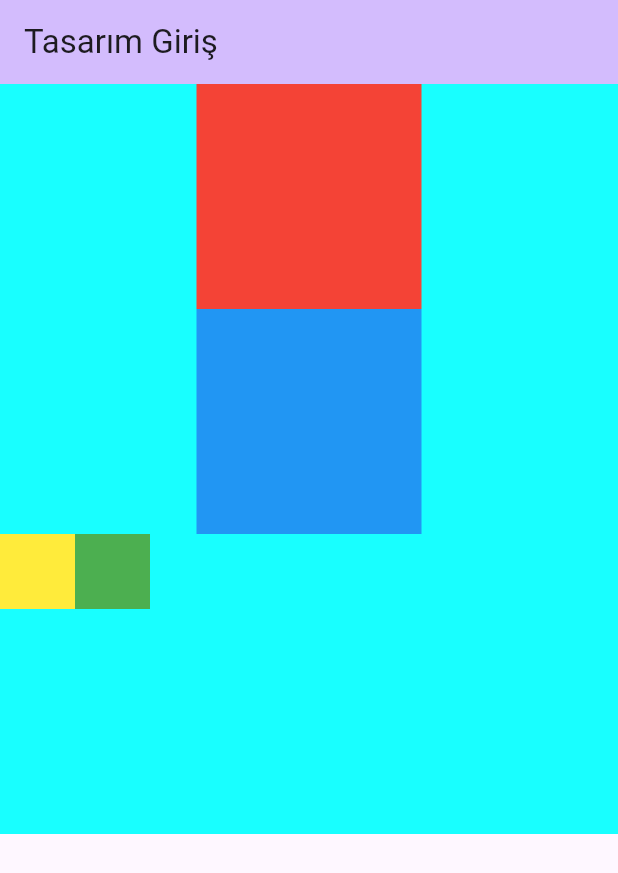
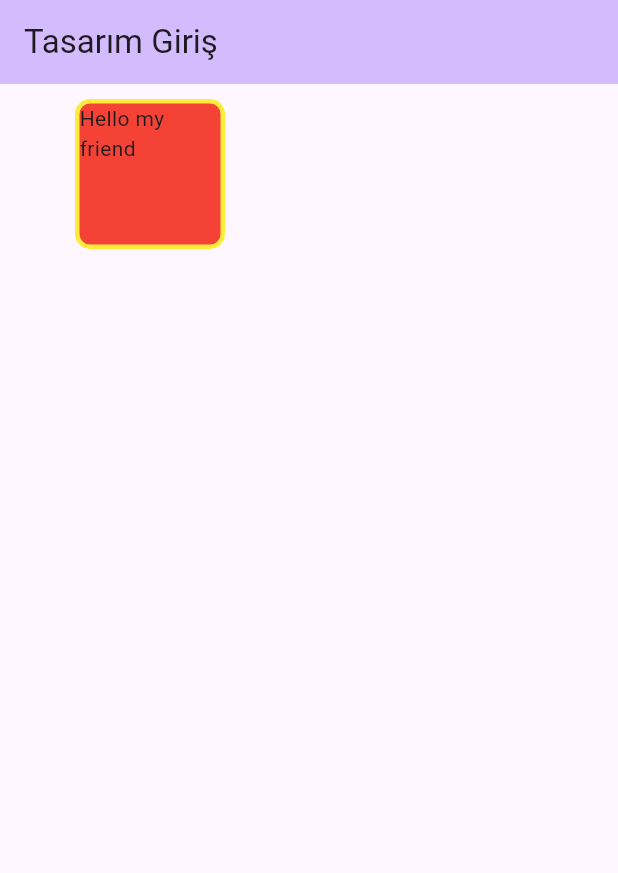
Before and after one commit to SERENGOKYILDIZ/FLUTTER_ANDROID_DESIGN, a Flutter app: the screen it shows after launch, on a phone screen of 412 x 824 dp. Shown: the top 873 px of the screen. Run offline on Flutter 3.47's test engine with Material 3 defaults, Android fonts, the phone set to English and light mode, and no system bars.

Commit message:
Learned Container

```diff
--- a/lib/main.dart
+++ b/lib/main.dart
@@ -37,21 +37,26 @@ class _MyHomePageState extends State<MyHomePage> {
         title: Text(widget.title),
       ),
       body:
-        Stack(
+        Row(
           children: [
-            Container(width: 500, height: 500, color: Colors.cyanAccent),
-            Column(
-              children: [
-                Container(width: 150, height: 150, color: Colors.red),
-                Container(width: 150, height: 150, color: Colors.blue),
-                Row(
-                  children: [
-                    Container(width: 50, height: 50, color: Colors.yellow),
-                    Container(width: 50, height: 50, color: Colors.green),
-                  ],
-                )
-              ],
-            )
+            Container(  //////-> Kutu görseli ekler
+              width: 100,                             //-> Genişlik
+              height: 100,                            //-> Yükseklik
+              //color:Colors.red,                       //-> Renk (Border varken onun içerisinde tanımla)
+              child: Text("Hello my friend"),         //-> İçerisine eklenen eleman
+              //margin: const EdgeInsets.all(10.0),     //-> Çevresine boşluk ekler
+              margin: const EdgeInsets.only(top:10, bottom: 20, left: 50, right: 100), //-> Çevresine boşluk ekler. 4 tarafa ayrı ayrı
+
+              decoration: BoxDecoration( //-> İçerisine kenar ekler
+                color: Colors.red,
+                border: Border.all(
+                  color: Colors.yellow,
+                  width: 3.0
+                ),
+                borderRadius: BorderRadius.all(Radius.circular(10.0)) //-> Çerçevere ovallik ekler
+              ),
+
+            ),
           ],
         )
     );
```
